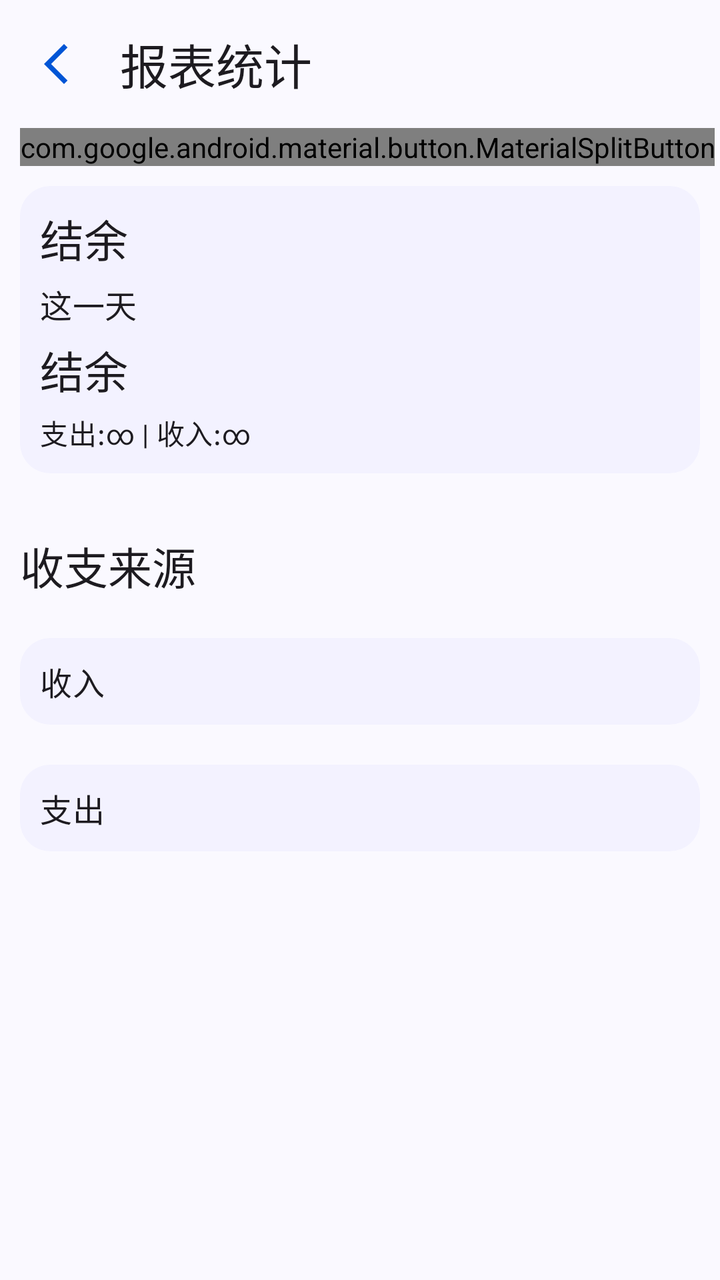
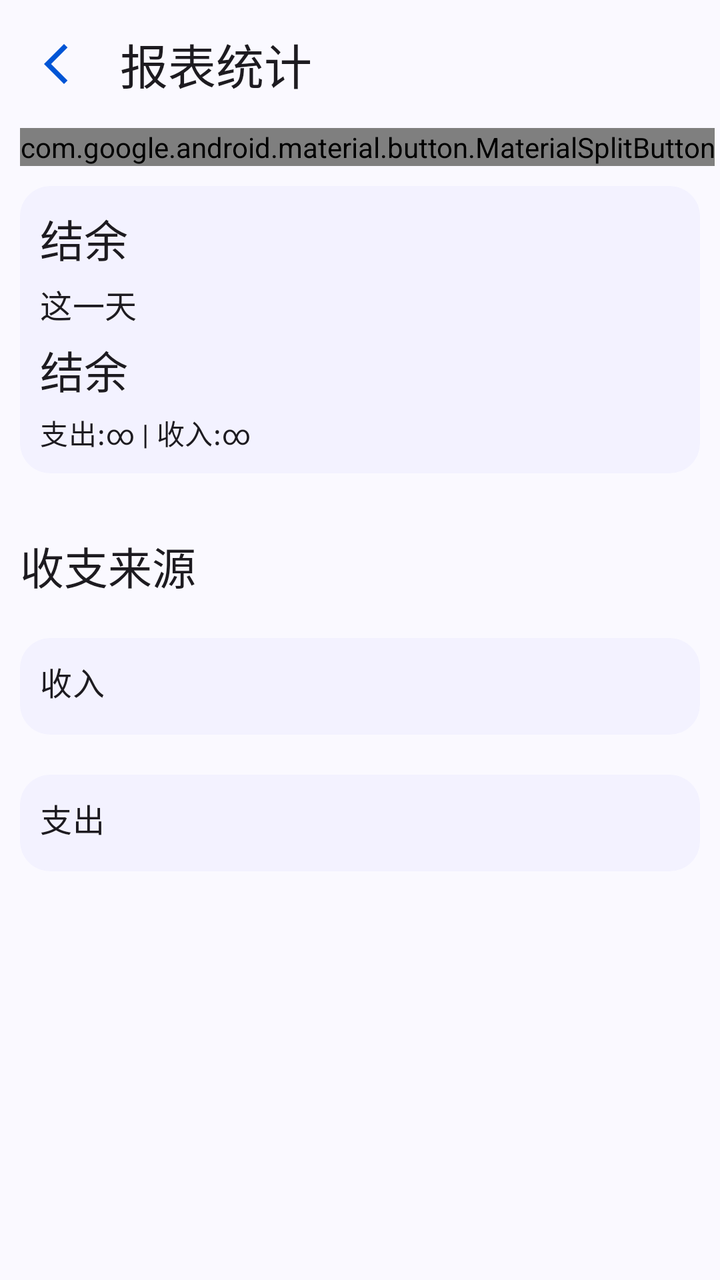

An Android layout rendered at two revisions. The XML below is the earlier revision; the diff shows what the commit changed to produce the second picture.
<!-- AndroidManifest.xml: application theme Theme.ManagerAssistant.Static -->
<!-- res/layout/activity_report.xml -->
<?xml version="1.0" encoding="utf-8"?>
<androidx.constraintlayout.widget.ConstraintLayout xmlns:android="http://schemas.android.com/apk/res/android"
    xmlns:app="http://schemas.android.com/apk/res-auto"
    xmlns:tools="http://schemas.android.com/tools"
    style="@style/CommonPageStyle"
    android:layout_width="match_parent"
    android:layout_height="match_parent"
    tools:context=".ui.pages.home.report.ReportActivity">

    <com.google.android.material.appbar.MaterialToolbar
        android:id="@+id/toolbar"
        android:layout_width="match_parent"
        android:layout_height="?attr/actionBarSize"
        app:layout_constraintEnd_toEndOf="parent"
        app:layout_constraintStart_toStartOf="parent"
        app:layout_constraintTop_toTopOf="parent"
        app:title="@string/title_report" />

    <com.google.android.material.button.MaterialSplitButton
        android:id="@+id/date_select_split_btn"
        android:layout_width="wrap_content"
        android:layout_height="wrap_content"
        android:layout_marginStart="10dp"
        app:layout_constraintStart_toStartOf="parent"
        app:layout_constraintTop_toBottomOf="@id/toolbar">

        <com.google.android.material.button.MaterialButton
            android:id="@+id/report_date_select_btn"
            style="?attr/materialSplitButtonLeadingFilledStyle"
            android:layout_width="wrap_content"
            android:layout_height="wrap_content"
            android:text="@string/date"
            app:icon="@drawable/outline_calendar_month_24" />

        <com.google.android.material.button.MaterialButton
            android:id="@+id/date_range_select_btn"
            style="?attr/materialSplitButtonIconFilledStyle"
            android:layout_width="wrap_content"
            android:layout_height="wrap_content"
            app:icon="@drawable/outline_unfold_more_24" />
    </com.google.android.material.button.MaterialSplitButton>

    <androidx.core.widget.NestedScrollView
        android:layout_width="match_parent"
        android:layout_height="0dp"
        app:layout_constraintBottom_toBottomOf="parent"
        app:layout_constraintTop_toBottomOf="@id/date_select_split_btn">

        <LinearLayout
            android:layout_width="match_parent"
            android:layout_height="0dp"
            android:orientation="vertical">

            <com.google.android.material.card.MaterialCardView
                android:id="@+id/report_balance_cardview"
                style="@style/ContentCardStyle"
                android:layout_width="match_parent"
                android:layout_height="wrap_content">

                <LinearLayout
                    android:layout_width="match_parent"
                    android:layout_height="match_parent"
                    android:orientation="vertical">

                    <com.google.android.material.textview.MaterialTextView
                        style="@style/LargeTitleTextViewStyle"
                        android:layout_width="wrap_content"
                        android:layout_height="wrap_content"
                        android:paddingBottom="5dp"
                        android:text="@string/balance" />

                    <com.google.android.material.textview.MaterialTextView
                        android:id="@+id/date_range_text"
                        style="@style/MediumTitleTextViewStyle"
                        android:layout_width="wrap_content"
                        android:layout_height="wrap_content"
                        android:paddingTop="0dp"
                        android:paddingBottom="5dp"
                        android:text="@string/today" />

                    <com.google.android.material.textview.MaterialTextView
                        android:id="@+id/balance_text"
                        style="@style/LargeTitleTextViewStyle"
                        android:layout_width="wrap_content"
                        android:layout_height="wrap_content"
                        android:paddingTop="0dp"
                        android:paddingBottom="5dp"
                        android:text="@string/balance" />

                    <com.google.android.material.textview.MaterialTextView
                        android:id="@+id/expense_income_text"
                        style="@style/MediumBodyTextViewStyle"
                        android:layout_width="wrap_content"
                        android:layout_height="wrap_content"
                        android:paddingStart="10dp"
                        android:paddingEnd="0dp"
                        android:paddingBottom="10dp"
                        android:text="@string/expense_and_income" />
                </LinearLayout>
            </com.google.android.material.card.MaterialCardView>

            
            <LinearLayout
                android:id="@+id/expense_income_layout"
                android:layout_width="match_parent"
                android:layout_height="wrap_content"
                android:layout_marginTop="10dp"
                android:orientation="vertical">

                <com.google.android.material.textview.MaterialTextView
                    style="@style/LargeTitleTextViewStyle"
                    android:layout_width="wrap_content"
                    android:layout_height="wrap_content"
                    android:text="@string/expenditure_income_source" />

                <com.google.android.material.card.MaterialCardView
                    android:id="@+id/income_source_card"
                    style="@style/ContentCardStyle"
                    android:layout_width="match_parent"
                    android:layout_height="wrap_content">

                    <LinearLayout
                        android:layout_width="match_parent"
                        android:layout_height="wrap_content"
                        android:orientation="vertical">

                        <com.google.android.material.textview.MaterialTextView
                            style="@style/MediumTitleTextViewStyle"
                            android:layout_width="wrap_content"
                            android:layout_height="wrap_content"
                            android:text="@string/income" />

                        <androidx.recyclerview.widget.RecyclerView
                            android:id="@+id/income_source_recycler"
                            android:layout_width="match_parent"
                            android:layout_height="wrap_content"
                            android:nestedScrollingEnabled="false"
                            android:orientation="vertical"
                            app:layoutManager="androidx.recyclerview.widget.LinearLayoutManager" />
                    </LinearLayout>
                </com.google.android.material.card.MaterialCardView>

                <com.google.android.material.card.MaterialCardView
                    android:id="@+id/expense_source_card"
                    style="@style/ContentCardStyle"
                    android:layout_width="match_parent"
                    android:layout_height="wrap_content">

                    <LinearLayout
                        android:layout_width="match_parent"
                        android:layout_height="wrap_content"
                        android:orientation="vertical">

                        <com.google.android.material.textview.MaterialTextView
                            style="@style/MediumTitleTextViewStyle"
                            android:layout_width="wrap_content"
                            android:layout_height="wrap_content"
                            android:text="@string/expense" />

                        <androidx.recyclerview.widget.RecyclerView
                            android:id="@+id/expense_source_recycler"
                            android:layout_width="match_parent"
                            android:layout_height="wrap_content"
                            android:nestedScrollingEnabled="false"
                            android:orientation="vertical"
                            app:layoutManager="androidx.recyclerview.widget.LinearLayoutManager" />
                    </LinearLayout>
                </com.google.android.material.card.MaterialCardView>
            </LinearLayout>

            
            <LinearLayout
                android:id="@+id/month_account_layout"
                android:layout_width="match_parent"
                android:layout_height="wrap_content"
                android:layout_marginTop="10dp"
                android:orientation="vertical"
                android:visibility="gone">

                <androidx.constraintlayout.widget.ConstraintLayout
                    android:layout_width="match_parent"
                    android:layout_height="wrap_content"
                    android:orientation="horizontal">

                    <com.google.android.material.textview.MaterialTextView
                        style="@style/LargeTitleTextViewStyle"
                        android:layout_width="wrap_content"
                        android:layout_height="wrap_content"
                        android:layout_gravity="center_vertical"
                        android:text="@string/running_account_every_month"
                        app:layout_constraintBottom_toBottomOf="parent"
                        app:layout_constraintStart_toStartOf="parent"
                        app:layout_constraintTop_toTopOf="parent" />

                    <com.google.android.material.button.MaterialSplitButton
                        android:layout_width="wrap_content"
                        android:layout_height="wrap_content"
                        android:layout_marginEnd="7dp"
                        app:layout_constraintBottom_toBottomOf="parent"
                        app:layout_constraintEnd_toEndOf="parent"
                        app:layout_constraintTop_toTopOf="parent">

                        <com.google.android.material.button.MaterialButton
                            android:id="@+id/month_account_type_leading_btn"
                            style="?attr/materialSplitButtonLeadingFilledStyle"
                            android:layout_width="wrap_content"
                            android:layout_height="wrap_content"
                            android:text="@string/balance" />

                        <com.google.android.material.button.MaterialButton
                            android:id="@+id/month_account_type_select_btn"
                            style="?attr/materialSplitButtonIconFilledStyle"
                            android:layout_width="wrap_content"
                            android:layout_height="wrap_content"
                            app:icon="@drawable/outline_unfold_more_24"
                            app:iconGravity="textStart" />
                    </com.google.android.material.button.MaterialSplitButton>
                </androidx.constraintlayout.widget.ConstraintLayout>

                <com.google.android.material.card.MaterialCardView
                    style="@style/ContentCardStyle"
                    android:layout_width="match_parent"
                    android:layout_height="wrap_content">

                    <androidx.recyclerview.widget.RecyclerView
                        android:id="@+id/month_account_recycler"
                        android:layout_width="match_parent"
                        android:layout_height="wrap_content"
                        android:nestedScrollingEnabled="false"
                        app:layoutManager="androidx.recyclerview.widget.LinearLayoutManager" />
                </com.google.android.material.card.MaterialCardView>
            </LinearLayout>
        </LinearLayout>
    </androidx.core.widget.NestedScrollView>
</androidx.constraintlayout.widget.ConstraintLayout>
<!-- resources referenced by this layout -->
<resources>
  <!-- drawable outline_unfold_more_24 (drawable) -->
  <vector xmlns:android="http://schemas.android.com/apk/res/android" android:height="24dp" android:tint="#000000" android:viewportHeight="960" android:viewportWidth="960" android:width="24dp">
        
      <path android:fillColor="@android:color/white" android:pathData="M480,840L300,660L358,602L480,724L602,602L660,660L480,840ZM358,362L300,304L480,124L660,304L602,362L480,240L358,362Z"/>
      
  </vector>
  <string name="balance">结余</string>
  <string name="date">日期</string>
  <string name="expenditure_income_source">收支来源</string>
  <string name="expense">支出</string>
  <string name="expense_and_income">支出:∞ | 收入:∞</string>
  <string name="income">收入</string>
  <string name="running_account_every_month">每月流水总结</string>
  <string name="title_report">报表统计</string>
  <string name="today">这一天</string>
  <style name="CommonPageStyle">
          <item name="android:fitsSystemWindows">true</item>
          <item name="android:background">?attr/colorSurface</item>
      </style>
  <style name="ContentCardStyle" parent="CardStyleBase">
          <item name="cardCornerRadius">15dp</item>
          <item name="android:layout_marginTop">10dp</item>
          <item name="android:layout_marginStart">10dp</item>
          <item name="android:layout_marginEnd">10dp</item>
          <item name="android:layout_marginBottom">10dp</item>
      </style>
  <style name="LargeTitleTextViewStyle" parent="TextViewStyleBase">
          <item name="android:textAppearance">?attr/textAppearanceTitleLarge</item>
      </style>
  <style name="MediumBodyTextViewStyle" parent="TextViewStyleBase">
          <item name="android:paddingStart">0dp</item>
          <item name="android:paddingBottom">0dp</item>
          <item name="android:paddingEnd">0dp</item>
          <item name="android:paddingTop">0dp</item>
          <item name="android:textAppearance">?attr/textAppearanceBodyMedium</item>
      </style>
  <style name="MediumTitleTextViewStyle" parent="TextViewStyleBase">
          <item name="android:textAppearance">?attr/textAppearanceTitleMedium</item>
      </style>
  <style name="CardStyleBase" parent="Widget.Material3.CardView.Filled">
          <item name="cardBackgroundColor">@color/card_background_color</item>
      </style>
  <style name="TextViewStyleBase">
          <item name="android:paddingStart">10dp</item>
          <item name="android:paddingEnd">10dp</item>
          <item name="android:paddingTop">10dp</item>
          <item name="android:paddingBottom">10dp</item>
      </style>
  <color name="color_primary">#0055d6</color>
  <color name="color_on_primary">#ffffff</color>
  <color name="color_primary_container">#d8e1fe</color>
  <color name="color_secondary_container">#e0e1ff</color>
  <color name="color_surface">#faf9ff</color>
  <color name="color_surface_container">#ebedfa</color>
  <color name="color_surface_container_low">#edeffc</color>
  <style name="ToolBarStyle" parent="Widget.Material3.Toolbar.OnSurface">
          <item name="android:backgroundTint">?attr/colorSurface</item>
          <item name="navigationIconTint">?attr/colorPrimary</item>
          <item name="navigationIcon">@drawable/outline_arrow_back_ios_new_24</item>
          <item name="contentInsetStart">10dp</item>
          <item name="titleTextAppearance">?attr/textAppearanceHeadlineSmall</item>
      </style>
  <!-- drawable outline_arrow_back_ios_new_24 (drawable) -->
  <vector xmlns:android="http://schemas.android.com/apk/res/android" android:height="24dp" android:tint="#000000" android:viewportHeight="960" android:viewportWidth="960" android:width="24dp">
        
      <path android:fillColor="@android:color/white" android:pathData="M640,880L240,480L640,80L711,151L382,480L711,809L640,880Z"/>
      
  </vector>
  <!-- unchanged entries left out for length: 2 -->
</resources>

<!-- the commit's change to res/layout/activity_report.xml (unified diff, before → after) -->
@@ -136,6 +136,7 @@
                             android:layout_height="wrap_content"
                             android:nestedScrollingEnabled="false"
                             android:orientation="vertical"
+                            android:paddingBottom="5dp"
                             app:layoutManager="androidx.recyclerview.widget.LinearLayoutManager" />
                     </LinearLayout>
                 </com.google.android.material.card.MaterialCardView>
@@ -163,6 +164,7 @@
                             android:layout_height="wrap_content"
                             android:nestedScrollingEnabled="false"
                             android:orientation="vertical"
+                            android:paddingBottom="5dp"
                             app:layoutManager="androidx.recyclerview.widget.LinearLayoutManager" />
                     </LinearLayout>
                 </com.google.android.material.card.MaterialCardView>
@@ -227,6 +229,7 @@
                         android:layout_width="match_parent"
                         android:layout_height="wrap_content"
                         android:nestedScrollingEnabled="false"
+                        android:paddingBottom="5dp"
                         app:layoutManager="androidx.recyclerview.widget.LinearLayoutManager" />
                 </com.google.android.material.card.MaterialCardView>
             </LinearLayout>
